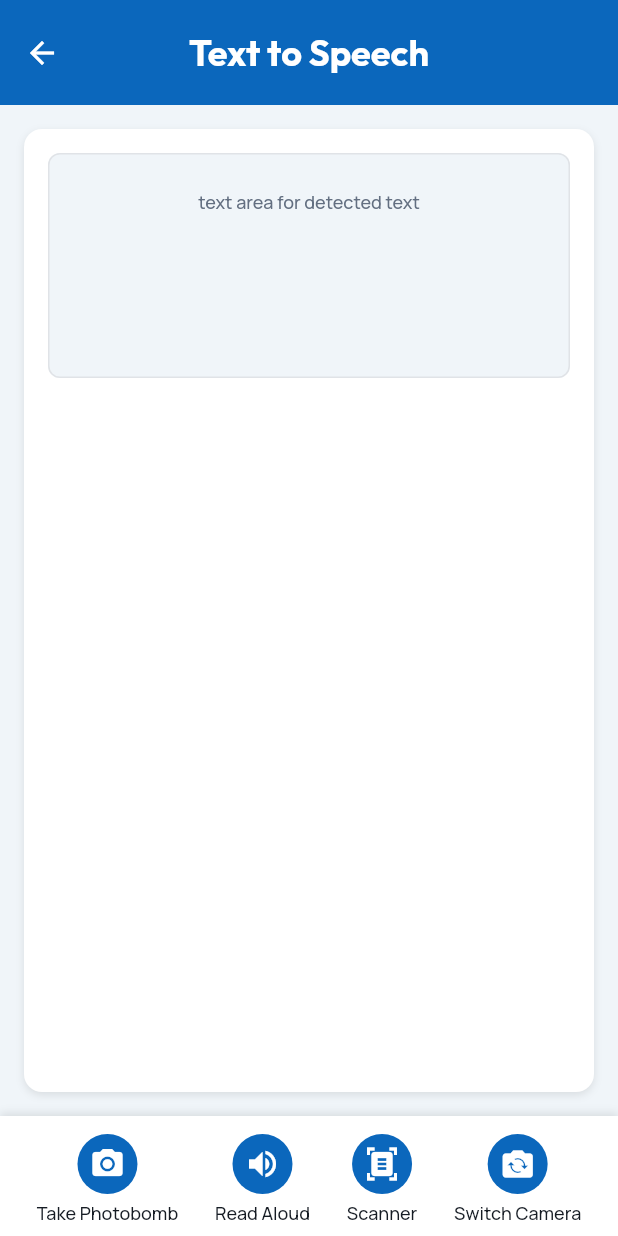
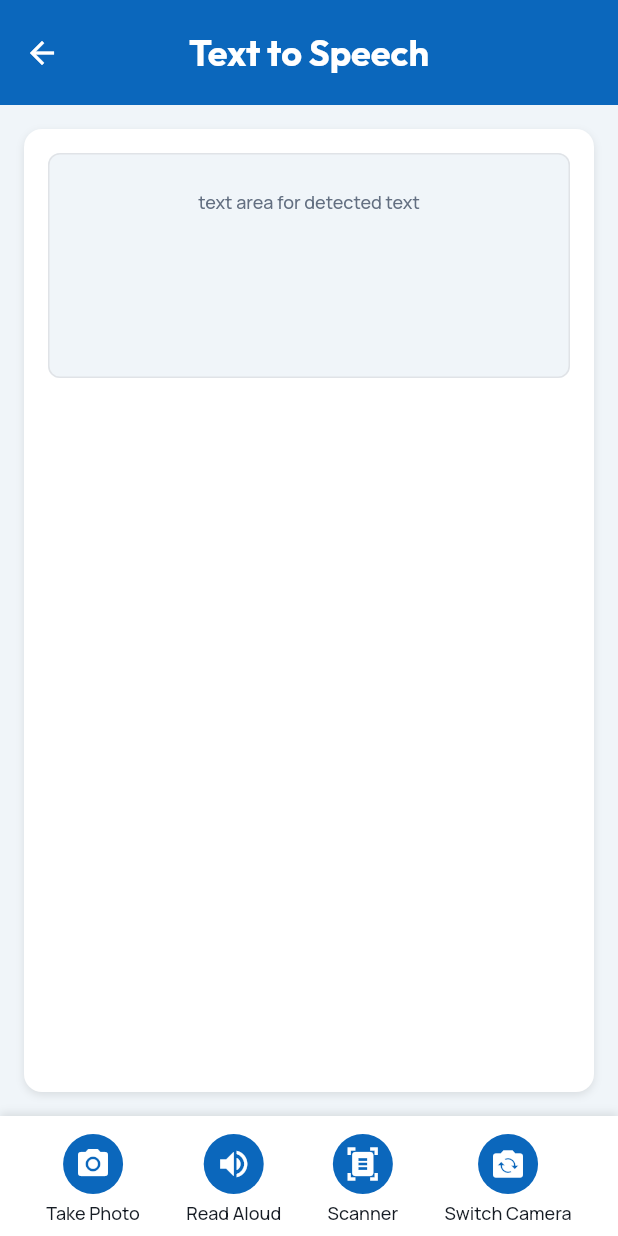
Before and after one commit to VisioGroup3/visio_project, a Flutter app: the TexttospeechWidget screen opened by its route, on a phone screen of 412 x 824 dp. Run offline on Flutter 3.47's test engine with Material 3 defaults, Android fonts, the phone set to English and light mode, and no system bars; our stand-ins replace auto_size_text, cached_network_image, cloud_firestore, dropdown_button2, equatable, firebase_auth and 14 more; missing offline and left inert: json_path, mime_type; accounts and stored records are empty; network calls fail.

Commit message:
Updating to latest FlutterFlow output.

```diff
--- a/lib/texttospeech/texttospeech_widget.dart
+++ b/lib/texttospeech/texttospeech_widget.dart
@@ -225,7 +225,7 @@ class _TexttospeechWidgetState extends State<TexttospeechWidget> {
                             padding: EdgeInsetsDirectional.fromSTEB(
                                 0.0, 4.0, 0.0, 0.0),
                             child: Text(
-                              'Take Photobomb',
+                              'Take Photo',
                               style: FlutterFlowTheme.of(context)
                                   .bodySmall
                                   .override(
```
